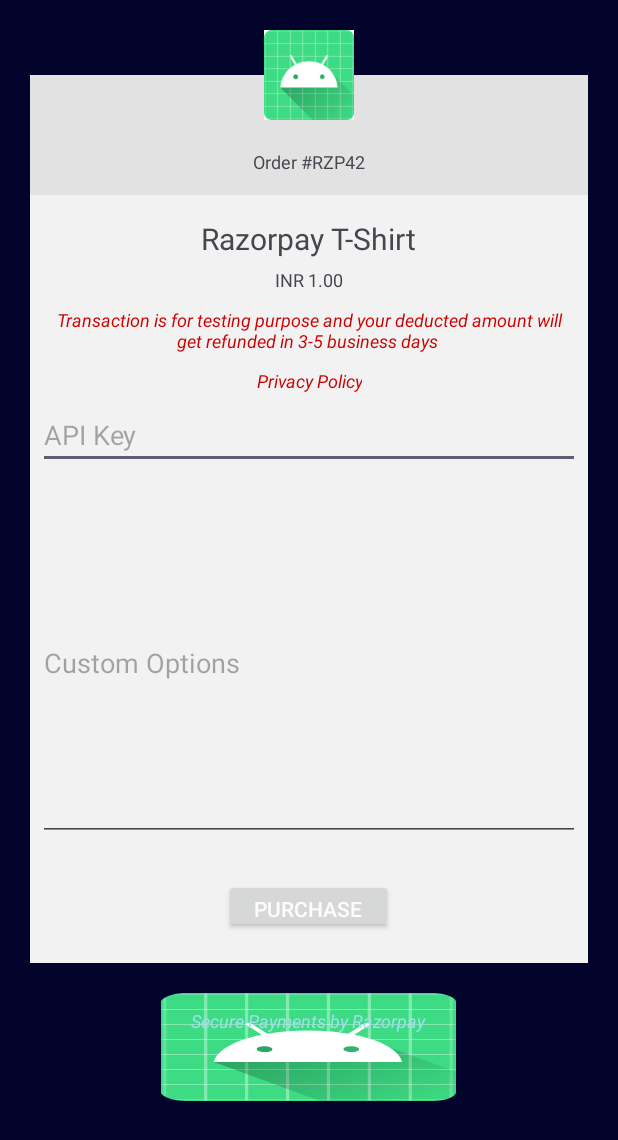
After one commit to ghervadadeep/E_Commerce, an Android app: the PaymentActivity screen opened directly, with no data from a screen before it, on a phone screen of 412 x 824 dp. The commit adds this screen. Shown: the top 1140 px of the screen. Run offline under Robolectric (Android 15) with nearby library versions, the phone set to English and light mode, and no system bars; libraries missing offline, so code that uses them is left out: com.razorpay; network calls fail; 1 statement that could not run was skipped.

Commit message:
changes applied

```diff
--- a/app/build.gradle.kts
+++ b/app/build.gradle.kts
@@ -46,9 +46,11 @@ dependencies {
     androidTestImplementation(libs.androidx.espresso.core)
     implementation(libs.volley)
 
+//    implementation('com.razorpay:checkout:1.6.20')
 
 
     implementation("com.github.bumptech.glide:glide:4.16.0")
+    implementation("com.razorpay:checkout:1.6.20")
 
 
 }
--- a/app/src/main/AndroidManifest.xml
+++ b/app/src/main/AndroidManifest.xml
@@ -15,6 +15,12 @@
         android:theme="@style/Theme.E_Commerce"
         tools:targetApi="31">
         <activity
+            android:name=".PaymentActivity"
+            android:exported="false">
+
+
+        </activity>
+        <activity
             android:name=".Purchase"
             android:exported="false" />
         <activity
--- a/app/src/main/java/com/exampel/e_commerce/MainActivity.kt
+++ b/app/src/main/java/com/exampel/e_commerce/MainActivity.kt
@@ -31,10 +31,9 @@ class MainActivity : AppCompatActivity() {
         val queue = Volley.newRequestQueue(this)
         val url = "https://dummyjson.com/products"
 
-// Request a string response from the provided URL.
-        val stringRequest = StringRequest(
-            Request.Method.GET, url,
-            Response.Listener<String> { response ->
+        // Request a string response from the provided URL.
+        val stringRequest =
+            StringRequest(Request.Method.GET, url, Response.Listener<String> { response ->
                 Log.e("====", "onCreate: $response")
                 var job = JSONObject(response)
                 var products = job.getJSONArray("products")
@@ -47,6 +46,15 @@ class MainActivity : AppCompatActivity() {
                     var price = job.getString("price")
                     var image = job.getString("thumbnail")
 
+                    var reviewww = job.getJSONArray("reviews")
+
+                    for (j in 0 until reviewww.length()) {
+                        var review = reviewww.getJSONObject(j)
+
+                        var rating = review.getInt("rating")
+
+                        Log.e("===rating", "callapi: $rating")
+                    }
                     Log.e("===title", "onCreate: $name")
                     Log.e("===price", "onCreate: $price")
                     Log.e("===price", "onCreate: $image")
@@ -58,13 +66,13 @@ class MainActivity : AppCompatActivity() {
                 var myrecycler = MyRecycler(this@MainActivity, myarraylist)
                 recyclerview.adapter = myrecycler
 
-            },
-            {
+            }, {
                 Log.e("error====", "onCreate: ${it.localizedMessage}")
             })
 
+        // rzp_test_FauRyEXC99jjoR
+
         // Add the request to the RequestQueue.
         queue.add(stringRequest)
-
     }
 }
--- /dev/null
+++ b/app/src/main/java/com/exampel/e_commerce/PaymentActivity.kt
@@ -0,0 +1,108 @@
+package com.exampel.e_commerce
+
+import android.app.Activity
+import android.app.AlertDialog
+import android.content.DialogInterface
+import android.os.Bundle
+import android.text.TextUtils
+import android.widget.Button
+import android.widget.EditText
+import android.widget.Toast
+import com.razorpay.*
+import org.json.JSONObject
+import java.lang.Exception
+
+class PaymentActivity: Activity(), PaymentResultWithDataListener, ExternalWalletListener, DialogInterface.OnClickListener {
+
+    val TAG:String = PaymentActivity::class.toString()
+    private lateinit var alertDialogBuilder: AlertDialog.Builder
+
+    override fun onCreate(savedInstanceState: Bundle?) {
+        super.onCreate(savedInstanceState)
+        setContentView(R.layout.activity_payment)
+        /*
+        * To ensure faster loading of the Checkout form,
+        * call this method as early as possible in your checkout flow
+        * */
+        Checkout.preload(applicationContext)
+        alertDialogBuilder = AlertDialog.Builder(this@PaymentActivity)
+        alertDialogBuilder.setTitle("Payment Result")
+        alertDialogBuilder.setCancelable(true)
+        alertDialogBuilder.setPositiveButton("Ok",this)
+        val button: Button = findViewById(R.id.btn_pay)
+        button.setOnClickListener {
+            startPayment()
+        }
+    }
+
+    private fun startPayment() {
+        /*
+        *  You need to pass current activity in order to let Razorpay create CheckoutActivity
+        * */
+        val activity:Activity = this
+        val co = Checkout()
+        val etApiKey = findViewById<EditText>(R.id.et_api_key)
+        etApiKey.setText("rzp_test_FauRyEXC99jjoR")
+        val etCustomOptions = findViewById<EditText>(R.id.et_custom_options)
+        if (!TextUtils.isEmpty(etApiKey.text.toString())){
+            co.setKeyID(etApiKey.text.toString())
+        }
+        try {
+            var options = JSONObject()
+            if (!TextUtils.isEmpty(etCustomOptions.text.toString())){
+                options = JSONObject(etCustomOptions.text.toString())
+            }else{
+                options.put("name","Razorpay Corp")
+                options.put("description","Demoing Charges")
+                //You can omit the image option to fetch the image from dashboard
+                options.put("image","https://s3.amazonaws.com/rzp-mobile/images/rzp.png")
+                options.put("currency","INR")
+                options.put("amount","100")
+                options.put("send_sms_hash",true);
+
+                val prefill = JSONObject()
+
+                prefill.put("email","test@razorpay.com")
+                prefill.put("contact","9021066696")
+
+                options.put("prefill",prefill)
+            }
+
+            co.open(activity,options)
+        }catch (e: Exception){
+            Toast.makeText(activity,"Error in payment: "+ e.message,Toast.LENGTH_LONG).show()
+            e.printStackTrace()
+        }
+    }
+
+    override fun onPaymentSuccess(p0: String?, p1: PaymentData?) {
+        try{
+            alertDialogBuilder.setMessage("Payment Successful : Payment ID: $p0\nPayment Data: ${p1?.data}")
+            alertDialogBuilder.show()
+        }catch (e: Exception){
+            e.printStackTrace()
+        }
+    }
+
+    override fun onPaymentError(p0: Int, p1: String?, p2: PaymentData?) {
+        try {
+            alertDialogBuilder.setMessage("Payment Failed : Payment Data: ${p2?.data}")
+            alertDialogBuilder.show()
+        }catch (e: Exception){
+            e.printStackTrace()
+        }
+    }
+
+    override fun onExternalWalletSelected(p0: String?, p1: PaymentData?) {
+        try{
+            alertDialogBuilder.setMessage("External wallet was selected : Payment Data: ${p1?.data}")
+            alertDialogBuilder.show()
+        }catch (e: Exception){
+            e.printStackTrace()
+        }
+    }
+
+    override fun onClick(dialog: DialogInterface?, which: Int) {
+
+    }
+}
--- a/app/src/main/java/com/exampel/e_commerce/Purchase.kt
+++ b/app/src/main/java/com/exampel/e_commerce/Purchase.kt
@@ -1,5 +1,6 @@
 package com.exampel.e_commerce
 
+import android.content.Intent
 import android.os.Bundle
 import android.widget.Button
 import android.widget.ImageView
@@ -30,5 +31,10 @@ class Purchase : AppCompatActivity() {
         Glide.with(this@Purchase).load(getimage).into(purchaseimage);
         purchasetitle.setText(gettitle)
         purchaseprice.setText("$ ${getprice}")
+
+        purchasebutton.setOnClickListener{
+            var intent = Intent(this@Purchase,PaymentActivity::class.java)
+            startActivity(intent)
+        }
     }
 }
--- /dev/null
+++ b/app/src/main/res/layout/activity_payment.xml
@@ -0,0 +1,152 @@
+<?xml version="1.0" encoding="utf-8"?>
+<ScrollView xmlns:android="http://schemas.android.com/apk/res/android"
+    android:layout_width="match_parent"
+    android:layout_height="match_parent"
+    android:background="#02042b">
+
+    <RelativeLayout
+
+        android:layout_width="match_parent"
+        android:layout_height="wrap_content">
+
+        <LinearLayout
+            android:layout_width="match_parent"
+            android:layout_height="match_parent"
+            android:layout_margin="20dp"
+            android:gravity="center"
+            android:orientation="vertical">
+
+            <RelativeLayout
+                android:layout_width="match_parent"
+                android:layout_height="110dp">
+
+                <LinearLayout
+                    android:layout_width="match_parent"
+                    android:layout_height="80dp"
+                    android:layout_alignParentBottom="true"
+                    android:background="#E2E2E2"
+                    android:gravity="center">
+
+                    <TextView
+                        android:layout_width="wrap_content"
+                        android:layout_height="wrap_content"
+                        android:paddingTop="35dp"
+                        android:paddingBottom="0dp"
+                        android:text="Order #RZP42"
+                        android:textSize="12sp" />
+
+                </LinearLayout>
+
+                <ImageView
+                    android:layout_width="60dp"
+                    android:layout_height="60dp"
+                    android:layout_centerHorizontal="true"
+                    android:background="#FFFFFF"
+                    android:src="@mipmap/ic_launcher_round" />
+
+            </RelativeLayout>
+
+            <LinearLayout
+                android:layout_width="match_parent"
+                android:layout_height="wrap_content"
+                android:background="#f2f2f2"
+                android:gravity="center"
+                android:orientation="vertical"
+                android:paddingTop="15dp">
+
+                <TextView
+                    android:layout_width="wrap_content"
+                    android:layout_height="wrap_content"
+                    android:layout_gravity="center_horizontal"
+                    android:paddingTop="0dp"
+                    android:paddingBottom="5dp"
+                    android:text="Razorpay T-Shirt"
+                    android:textSize="20sp" />
+
+                <TextView
+                    android:layout_width="wrap_content"
+                    android:layout_height="wrap_content"
+                    android:layout_gravity="center_horizontal"
+                    android:paddingTop="0dp"
+                    android:paddingBottom="0dp"
+                    android:text="INR 1.00"
+                    android:textSize="12sp" />
+
+                <TextView
+                    android:layout_width="wrap_content"
+                    android:layout_height="wrap_content"
+                    android:layout_gravity="center_horizontal"
+                    android:layout_marginStart="16dp"
+                    android:layout_marginEnd="16dp"
+                    android:gravity="center_horizontal"
+                    android:paddingTop="10dp"
+                    android:paddingBottom="0dp"
+                    android:text="Transaction is for testing purpose and your deducted amount will get refunded in 3-5 business days "
+                    android:textColor="@android:color/holo_red_dark"
+                    android:textSize="12sp"
+                    android:textStyle="italic" />
+
+                <TextView
+                    android:id="@+id/txt_privacy_policy"
+                    android:layout_width="wrap_content"
+                    android:layout_height="wrap_content"
+                    android:layout_gravity="center_horizontal"
+                    android:layout_marginStart="16dp"
+                    android:layout_marginEnd="16dp"
+                    android:gravity="center_horizontal"
+                    android:paddingTop="10dp"
+                    android:paddingBottom="0dp"
+                    android:text="Privacy Policy"
+                    android:textColor="@android:color/holo_red_dark"
+                    android:textSize="12sp"
+                    android:textStyle="italic" />
+
+                <EditText
+                    android:id="@+id/et_api_key"
+                    android:layout_width="match_parent"
+                    android:layout_height="wrap_content"
+                    android:layout_margin="5dp"
+                    android:hint="API Key" />
+
+                <EditText
+                    android:id="@+id/et_custom_options"
+                    android:layout_width="match_parent"
+                    android:layout_height="wrap_content"
+                    android:layout_margin="5dp"
+                    android:hint="Custom Options"
+                    android:lines="10" />
+
+                <Button
+                    android:id="@+id/btn_pay"
+                    android:layout_width="wrap_content"
+                    android:layout_height="36dp"
+                    android:layout_gravity="center_horizontal"
+                    android:layout_marginTop="20dp"
+                    android:layout_marginBottom="20dp"
+                    android:paddingLeft="20dp"
+                    android:paddingRight="20dp"
+                    android:src="@mipmap/ic_launcher_round"
+                    android:text="Purchase"
+                    android:textColor="#fcfcfc"
+                    android:textSize="14sp" />
+
+            </LinearLayout>
+
+            <TextView
+                android:layout_width="wrap_content"
+                android:layout_height="wrap_content"
+                android:layout_marginTop="20dp"
+                android:background="@mipmap/ic_launcher_round"
+                android:paddingLeft="20dp"
+                android:paddingTop="10dp"
+                android:paddingRight="20dp"
+                android:paddingBottom="10dp"
+                android:text="Secure Payments by Razorpay"
+                android:textColor="#a1ddee"
+                android:textSize="12sp"
+                android:textStyle="italic" />
+
+        </LinearLayout>
+
+    </RelativeLayout>
+</ScrollView>
```
Also changed, not shown: app/src/main/res/layout/activity_purchase.xml (indentation only).
